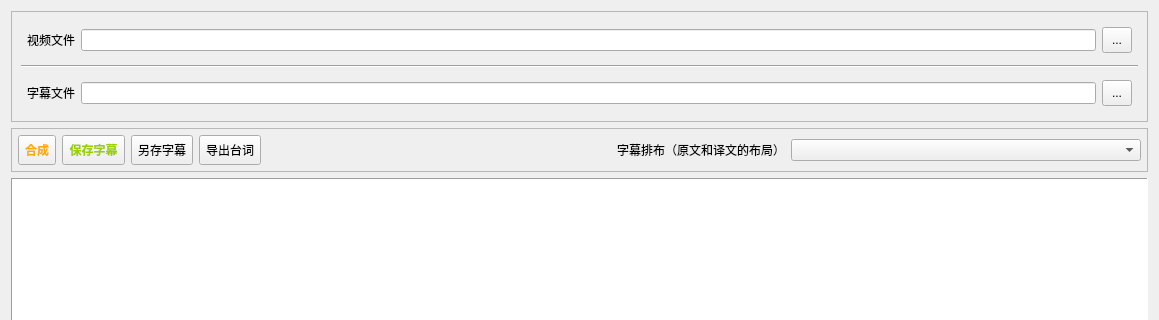
The window that src/ui/gui/subtitle_embed_dlg.ui (Tobin-wu/LiteSubtitler) describes before a commit, drawn with Qt 5; both pictures show x 0 to 1159 and y 0 to 320 of the 1159 by 805 pixel window.
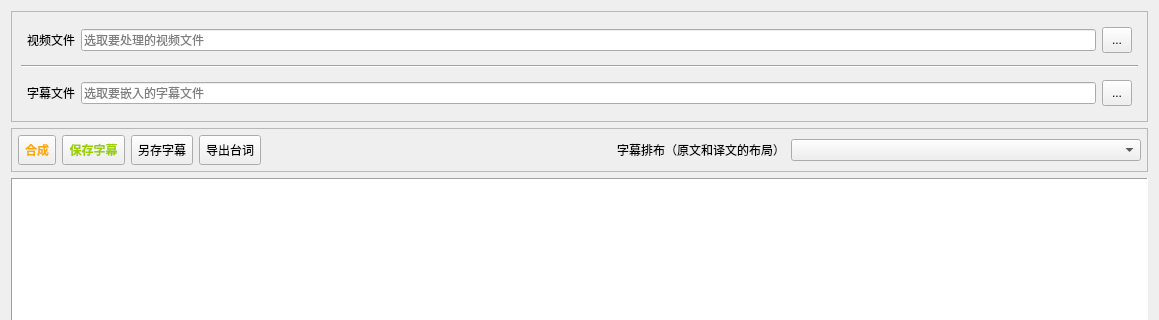
The same window after the commit. Icons and pictures are not drawn.

Commit message: v0.0.4 - 20250425 新增图片嵌入工具

Patch:
```diff
--- a/src/ui/gui/subtitle_embed_dlg.ui
+++ b/src/ui/gui/subtitle_embed_dlg.ui
@@ -53,6 +53,9 @@
            <property name="readOnly">
             <bool>true</bool>
            </property>
+           <property name="placeholderText">
+            <string>选取要处理的视频文件</string>
+           </property>
           </widget>
          </item>
          <item>
@@ -105,6 +108,9 @@
            <property name="readOnly">
             <bool>true</bool>
            </property>
+           <property name="placeholderText">
+            <string>选取要嵌入的字幕文件</string>
+           </property>
           </widget>
          </item>
          <item>
```
The commit also changes 74 other files.
